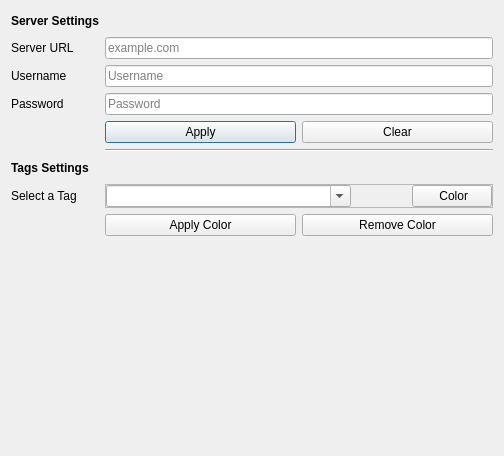
gravityfargo/DavTasks, file src/gui/settingsdialog.ui: the form before one commit.
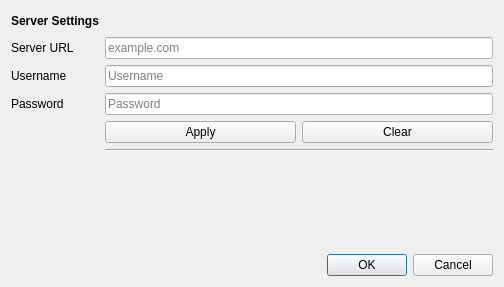
The form after the commit.

Commit message: tag setting get own dialog - did decorating

Diff of the .ui file:
```diff
--- a/src/gui/settingsdialog.ui
+++ b/src/gui/settingsdialog.ui
@@ -7,13 +7,20 @@
     <x>0</x>
     <y>0</y>
     <width>504</width>
-    <height>456</height>
+    <height>287</height>
    </rect>
   </property>
   <property name="windowTitle">
    <string>Settings</string>
   </property>
   <layout class="QGridLayout" name="gridLayout">
+   <item row="1" column="0">
+    <widget class="QDialogButtonBox" name="buttonBox">
+     <property name="standardButtons">
+      <set>QDialogButtonBox::Cancel|QDialogButtonBox::Ok</set>
+     </property>
+    </widget>
+   </item>
    <item row="0" column="0">
     <layout class="QFormLayout" name="formLayout">
      <item row="0" column="0">
@@ -125,104 +132,6 @@
        </property>
       </widget>
      </item>
-     <item row="6" column="0">
-      <widget class="QLabel" name="labelTags">
-       <property name="font">
-        <font>
-         <weight>75</weight>
-         <bold>true</bold>
-        </font>
-       </property>
-       <property name="text">
-        <string>Tags Settings</string>
-       </property>
-      </widget>
-     </item>
-     <item row="6" column="1">
-      <spacer name="horizontalSpacer_2">
-       <property name="orientation">
-        <enum>Qt::Horizontal</enum>
-       </property>
-       <property name="sizeHint" stdset="0">
-        <size>
-         <width>40</width>
-         <height>20</height>
-        </size>
-       </property>
-      </spacer>
-     </item>
-     <item row="7" column="0">
-      <widget class="QLabel" name="labelTagSelect">
-       <property name="text">
-        <string>Select a Tag</string>
-       </property>
-      </widget>
-     </item>
-     <item row="7" column="1">
-      <widget class="QFrame" name="frame">
-       <property name="frameShape">
-        <enum>QFrame::StyledPanel</enum>
-       </property>
-       <property name="frameShadow">
-        <enum>QFrame::Raised</enum>
-       </property>
-       <layout class="QHBoxLayout" name="horizontalLayout" stretch="4,1,1">
-        <property name="spacing">
-         <number>0</number>
-        </property>
-        <property name="leftMargin">
-         <number>0</number>
-        </property>
-        <property name="topMargin">
-         <number>0</number>
-        </property>
-        <property name="rightMargin">
-         <number>0</number>
-        </property>
-        <property name="bottomMargin">
-         <number>0</number>
-        </property>
-        <item>
-         <widget class="QComboBox" name="comboBoxTags">
-          <property name="layoutDirection">
-           <enum>Qt::LeftToRight</enum>
-          </property>
-          <property name="editable">
-           <bool>true</bool>
-          </property>
-         </widget>
-        </item>
-        <item>
-         <widget class="QWidget" name="widgetColorPreview" native="true"/>
-        </item>
-        <item>
-         <widget class="QPushButton" name="pushButtonTest">
-          <property name="text">
-           <string> Color</string>
-          </property>
-         </widget>
-        </item>
-       </layout>
-      </widget>
-     </item>
-     <item row="8" column="1">
-      <layout class="QHBoxLayout" name="horizontalLayout_3">
-       <item>
-        <widget class="QPushButton" name="pushButtonTagApply">
-         <property name="text">
-          <string>Apply Color</string>
-         </property>
-        </widget>
-       </item>
-       <item>
-        <widget class="QPushButton" name="pushButtonTagClear">
-         <property name="text">
-          <string>Remove Color</string>
-         </property>
-        </widget>
-       </item>
-      </layout>
-     </item>
     </layout>
    </item>
   </layout>
```
The commit also changes 5 other files.
